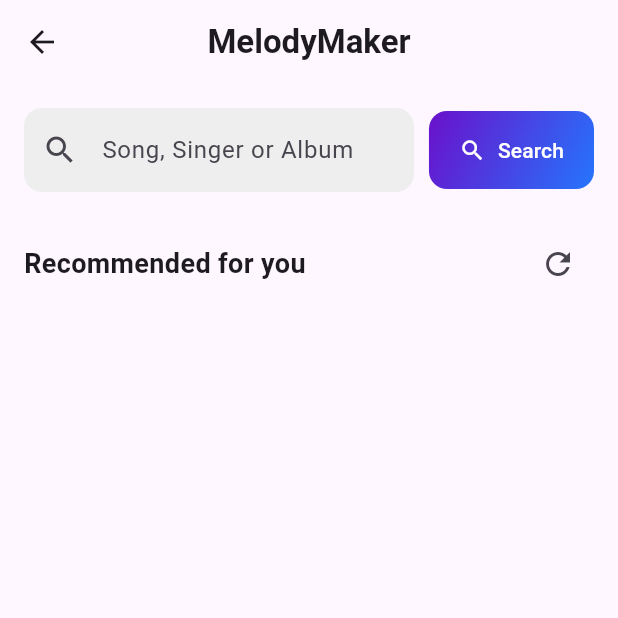
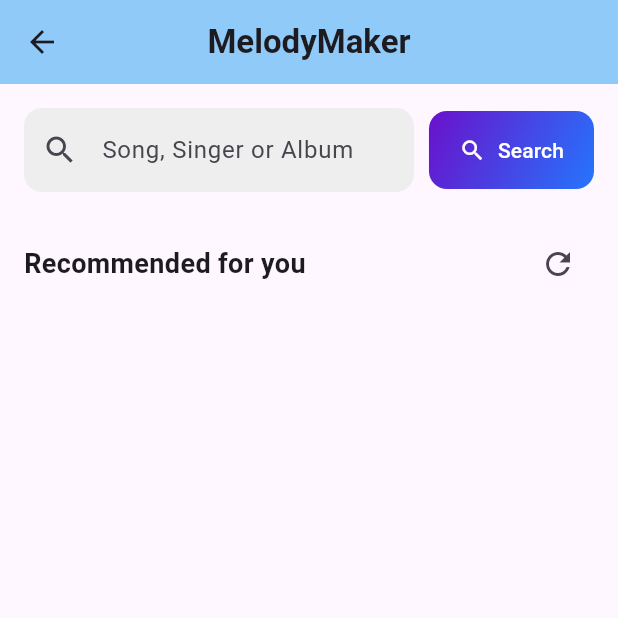
Before and after one commit to iremyasar01/NeonAcademy, a Flutter app: the MelodyMakerScreen screen opened directly, on a phone screen of 412 x 824 dp, the top half of it. Run offline on Flutter 3.47's test engine with Material 3 defaults, Android fonts, the phone set to English and light mode, and no system bars; our stand-ins replace audioplayers, cached_network_image, cloud_firestore, dio, firebase_auth, firebase_core and 10 more; missing offline and left inert: notification_center; accounts and stored records are empty; network calls fail.

```diff
--- a/myneonacademyapp/lib/screens/melody_maker_screen.dart
+++ b/myneonacademyapp/lib/screens/melody_maker_screen.dart
@@ -17,25 +17,29 @@ class MelodyMakerScreen extends StatefulWidget {
 }
 
 class _MelodyMakerScreenState extends State<MelodyMakerScreen> {
+  // Servisler
   final MusicApiService _musicService = MusicApiService();
   final AudioPlayerService _audioService = AudioPlayerService();
+
+  // Controller
   final TextEditingController _searchController = TextEditingController();
 
-  List<Track> _tracks = [];
-  List<Track> _recommendedTracks = [];
-  bool _isLoading = false;
-  bool _isRecommendedLoading = false;
-  String? _currentlyPlayingUrl;
-  bool _isPlaying = false;
-  String _searchTerm = '';
+  // State değişkenleri
+  List<Track> _tracks = []; // Arama sonuçları
+  List<Track> _recommendedTracks = []; // Önerilen parçalar
+  bool _isLoading = false; // Arama yükleme durumu
+  bool _isRecommendedLoading = false; // Önerilenler yükleme durumu
+  String? _currentlyPlayingUrl; // Çalan şarkı URL'si
+  bool _isPlaying = false; // Çalma durumu
+  String _searchTerm = ''; // Arama terimi
 
   @override
   void initState() {
     super.initState();
-    _loadRecommendedTracks();
+    _loadRecommendedTracks(); // Ekran açıldığında önerilen parçaları yükle
   }
 
-  // Önerilen parçaları yükle
+  /// Önerilen parçaları yükler
   void _loadRecommendedTracks() async {
     setState(() => _isRecommendedLoading = true);
     try {
@@ -47,7 +51,7 @@ class _MelodyMakerScreenState extends State<MelodyMakerScreen> {
     }
   }
 
-  // Arama fonksiyonu
+  /// Arama işlemini gerçekleştirir
   void _search() async {
     if (_searchController.text.isEmpty) return;
 
@@ -56,9 +60,8 @@ class _MelodyMakerScreenState extends State<MelodyMakerScreen> {
       _currentlyPlayingUrl = null;
       _isPlaying = false;
       _searchTerm = _searchController.text;
+      _isLoading = true;
     });
-
-    setState(() => _isLoading = true);
 
     try {
       final results = await _musicService.searchTracks(_searchTerm);
@@ -72,7 +75,7 @@ class _MelodyMakerScreenState extends State<MelodyMakerScreen> {
     }
   }
 
-  // Oynat/Duraklat fonksiyonu
+  /// Oynatma/Duraklatma işlemini kontrol eder
   void _handlePlayPressed(String url) async {
     if (_currentlyPlayingUrl == url) {
       if (_isPlaying) {
@@ -92,7 +95,7 @@ class _MelodyMakerScreenState extends State<MelodyMakerScreen> {
     }
   }
 
-  // Arama temizleme fonksiyonu
+  /// Arama çubuğunu temizler
   void _clearSearch() {
     _searchController.clear();
     setState(() {
@@ -114,8 +117,13 @@ class _MelodyMakerScreenState extends State<MelodyMakerScreen> {
   @override
   Widget build(BuildContext context) {
     return Scaffold(
+      // Üst menü
       appBar: AppBar(
-        title: const Text('MelodyMaker', style: TextStyle(fontWeight: FontWeight.bold)),
+        backgroundColor: Colors.blue[200],
+        title: const Text(
+          'MelodyMaker',
+          style: TextStyle(fontWeight: FontWeight.bold),
+        ),
         centerTitle: true,
         actions: [
           if (_searchTerm.isNotEmpty)
@@ -125,9 +133,11 @@ class _MelodyMakerScreenState extends State<MelodyMakerScreen> {
             ),
         ],
       ),
+
+      // Ana içerik
       body: Column(
         children: [
-          // Arama çubuğu widget'ı
+          // Arama çubuğu
           SearchBarWidget(
             controller: _searchController,
             onSearch: _search,
@@ -145,19 +155,18 @@ class _MelodyMakerScreenState extends State<MelodyMakerScreen> {
           const SizedBox(height: 10),
 
           // İçerik alanı
-          _buildContentArea()
+          _buildContentArea(),
         ],
       ),
-      // Şu anda çalan çubuk
+
+      // Çalan parça çubuğu
       bottomNavigationBar: _buildNowPlayingBar(),
     );
   }
 
-  // Ana içerik alanını oluştur
+  /// İçerik alanını belirler
   Widget _buildContentArea() {
-    if (_isLoading) {
-      return _buildLoadingIndicator();
-    }
+    if (_isLoading) return _buildLoadingIndicator();
 
     if (_searchTerm.isNotEmpty) {
       return _tracks.isEmpty
@@ -170,13 +179,15 @@ class _MelodyMakerScreenState extends State<MelodyMakerScreen> {
     }
 
     if (_isRecommendedLoading) {
-      return const Expanded(child: Center(child: CircularProgressIndicator()));
+      return const Expanded(
+        child: Center(child: CircularProgressIndicator()),
+      );
     }
 
     return _buildRecommendedGrid();
   }
 
-  // Yükleme göstergesi
+  /// Arama sırasında yükleme göstergesi
   Widget _buildLoadingIndicator() {
     return Expanded(
       child: Center(
@@ -192,7 +203,7 @@ class _MelodyMakerScreenState extends State<MelodyMakerScreen> {
     );
   }
 
-  // Parça listesi (arama sonuçları)
+  /// Arama sonuçları listesi
   Widget _buildTrackList() {
     return Expanded(
       child: ListView.builder(
@@ -201,7 +212,7 @@ class _MelodyMakerScreenState extends State<MelodyMakerScreen> {
         itemBuilder: (context, index) {
           final track = _tracks[index];
           return Padding(
-            padding: const EdgeInsets.symmetric(horizontal: 16.0, vertical: 8),
+            padding: const EdgeInsets.symmetric(horizontal: 16, vertical: 8),
             child: TrackCard(
               track: track,
               isPlaying: _currentlyPlayingUrl == track.previewUrl && _isPlaying,
@@ -214,23 +225,24 @@ class _MelodyMakerScreenState extends State<MelodyMakerScreen> {
     );
   }
 
-  // Önerilen parçalar grid'i
+  /// Önerilen parçalar grid görünümü
   Widget _buildRecommendedGrid() {
     return Expanded(
       child: GridView.builder(
         padding: const EdgeInsets.all(16),
         gridDelegate: const SliverGridDelegateWithFixedCrossAxisCount(
-          crossAxisCount: 2,
+          crossAxisCount: 2, // Sütun sayısı
           crossAxisSpacing: 16,
           mainAxisSpacing: 16,
           childAspectRatio: 0.7,
         ),
         itemCount: _recommendedTracks.length,
         itemBuilder: (context, index) {
+          final track = _recommendedTracks[index];
           return TrackCard(
-            track: _recommendedTracks[index],
-            isPlaying: _currentlyPlayingUrl == _recommendedTracks[index].previewUrl && _isPlaying,
-            onPlayPressed: () => _handlePlayPressed(_recommendedTracks[index].previewUrl),
+            track: track,
+            isPlaying: _currentlyPlayingUrl == track.previewUrl && _isPlaying,
+            onPlayPressed: () => _handlePlayPressed(track.previewUrl),
             isListMode: false,
           );
         },
@@ -238,7 +250,7 @@ class _MelodyMakerScreenState extends State<MelodyMakerScreen> {
     );
   }
 
-  // Şu anda çalan çubuk
+  /// Şu anda çalan parçayı gösteren alt bar
   Widget? _buildNowPlayingBar() {
     if (_currentlyPlayingUrl == null) return null;
 
```
Also changed, not shown: myneonacademyapp/lib/widgets/track_card.dart (+24 -14 lines).
